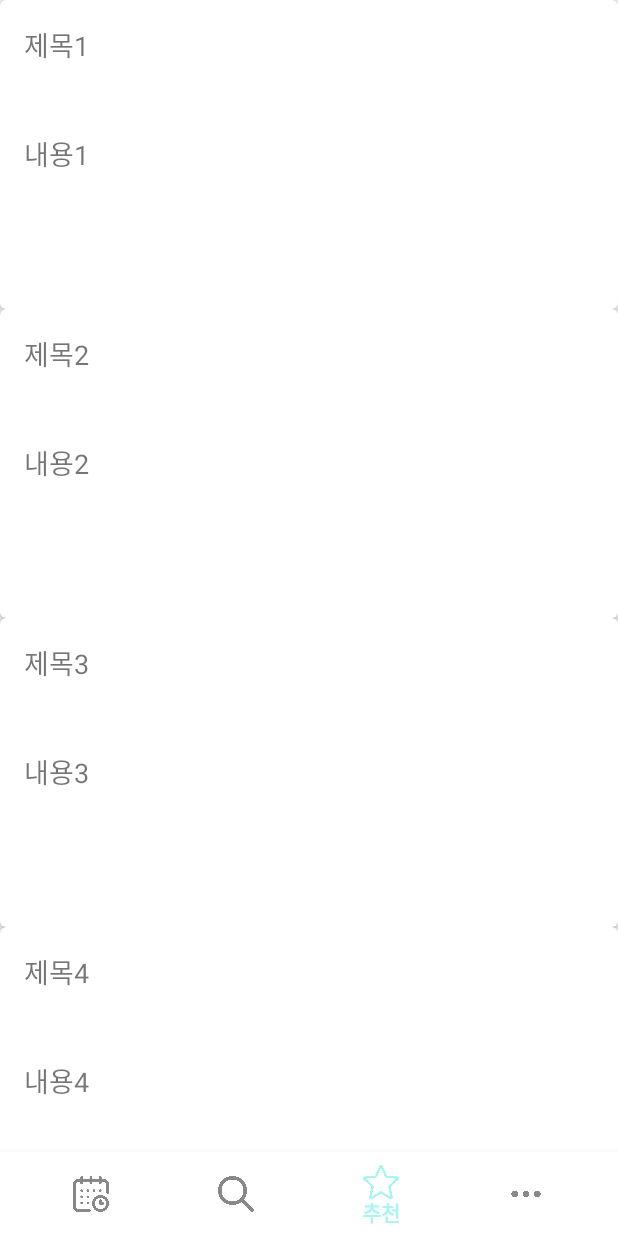
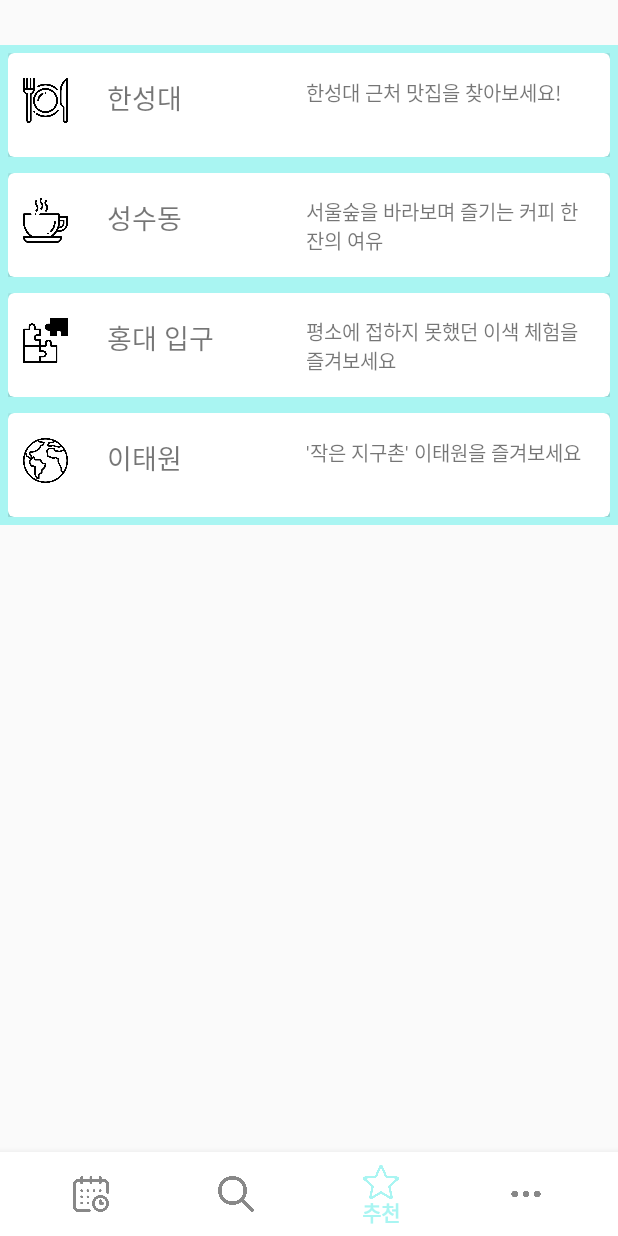
Before and after one commit to Insoo-Hwang/WooR2, an Android app: the screen it shows after launch once a user with an empty profile is signed in (MainActivity), item 3 of the bottom bar chosen, on a phone screen of 412 x 824 dp. Run offline under Robolectric (Android 15) with nearby library versions, the phone set to English and light mode, and no system bars; our stand-ins replace Firebase (no records; nobody signed in at launch, a user with empty details on screens opened directly); libraries missing offline, so code that uses them is left out: com.kakao.sdk; 2 statements that could not run were skipped.

Commit message:
전반적인 UI작업

```diff
--- a/app/src/main/java/com/example/woor2/AddingPlanActivity.kt
+++ b/app/src/main/java/com/example/woor2/AddingPlanActivity.kt
@@ -51,7 +51,8 @@ class AddingPlanActivity: AppCompatActivity() {
             db.collection("schedules").document(code.toString()).get().addOnSuccessListener {
                 copy = it["copy"] as Boolean
                 binding.NameText.setText(it["title"].toString())
-                binding.DateText.setText(it["date"].toString())
+                if(mode < 2)
+                    binding.DateText.setText(it["date"].toString())
                 if(mode == 2 || mode == 3 || copy) {
                     binding.PublicCheck.isEnabled = false
                     binding.PublicCheck.isChecked = false
--- a/app/src/main/java/com/example/woor2/PlanFragment.kt
+++ b/app/src/main/java/com/example/woor2/PlanFragment.kt
@@ -69,7 +69,7 @@ class PlanFragment: Fragment() {
         super.onViewCreated(view, savedInstanceState)
     }
 
-    override fun onCreateContextMenu(
+    /*override fun onCreateContextMenu(
         menu: ContextMenu,
         v: View,
         menuInfo: ContextMenu.ContextMenuInfo?
@@ -82,7 +82,7 @@ class PlanFragment: Fragment() {
         val db : FirebaseFirestore = Firebase.firestore
         val schedulesRef = db.collection("schedules")
         when(item.itemId){
-            /*R.id.share->{
+            R.id.share->{
                 //onDynamicLinkClick(requireActivity(),viewModel.items[viewModel.itemLongClick].id)
                 share(viewModel.items[viewModel.itemLongClick].id)
             }
@@ -90,7 +90,7 @@ class PlanFragment: Fragment() {
                 val intent = Intent(requireActivity(), QrActivity::class.java)
                 intent.putExtra("key", viewModel.items[viewModel.itemLongClick].id)
                 startActivity(intent)
-            }*/
+            }
             R.id.delete -> {
                 Toast.makeText(context, "삭제되었습니다.", Toast.LENGTH_LONG).show();
                 schedulesRef.document(viewModel.items[viewModel.itemLongClick].id).delete()
@@ -99,7 +99,7 @@ class PlanFragment: Fragment() {
             else -> return false
         }
         return true
-    }
+    }*/
 
     /*private fun getDeepLink(key: String): Uri {
         return Uri.parse("https://woorii.com/${key}")
--- a/app/src/main/res/layout/activity_login.xml
+++ b/app/src/main/res/layout/activity_login.xml
@@ -15,6 +15,7 @@
         android:inputType="textPersonName"
         android:minHeight="48dp"
         android:hint="아이디"
+        android:backgroundTint="@color/A"
         app:layout_constraintStart_toStartOf="parent"
         app:layout_constraintTop_toTopOf="parent" />
 
@@ -49,6 +50,7 @@
         android:hint="패스워드"
         android:inputType="textPassword"
         android:minHeight="48dp"
+        android:backgroundTint="@color/A"
         app:layout_constraintStart_toStartOf="parent"
         app:layout_constraintTop_toBottomOf="@+id/id" />
 
@@ -57,7 +59,6 @@
         android:layout_width="match_parent"
         android:layout_height="1dp"
         android:layout_marginTop="32dp"
-        android:background="@color/A"
         android:scaleType="fitXY"
         app:layout_constraintEnd_toEndOf="parent"
         app:layout_constraintStart_toStartOf="parent"
@@ -70,6 +71,7 @@
         android:layout_height="wrap_content"
         android:layout_marginTop="32dp"
         android:text="회원가입 하기"
+        android:background="@color/A"
         app:layout_constraintEnd_toEndOf="parent"
         app:layout_constraintStart_toStartOf="parent"
         app:layout_constraintTop_toBottomOf="@+id/signUpTextView" />
--- a/app/src/main/res/layout/fragment_bullentin_board.xml
+++ b/app/src/main/res/layout/fragment_bullentin_board.xml
@@ -4,8 +4,14 @@
     xmlns:tools="http://schemas.android.com/tools"
     android:layout_width="match_parent"
     android:layout_height="match_parent"
-    android:orientation="vertical">
+    android:orientation="vertical"
+    android:layout_marginTop="30dp">
 
+    <FrameLayout
+        android:layout_width="match_parent"
+        android:layout_height="80dp"
+        android:padding = "5dp"
+        android:background="@color/A">
         <androidx.cardview.widget.CardView
             android:id="@+id/card_view_1"
             android:layout_width="match_parent"
@@ -17,32 +23,47 @@
             <LinearLayout
                 android:layout_width="match_parent"
                 android:layout_height="match_parent"
-            android:orientation="vertical">
+                android:orientation="horizontal">
+                <Button
+                    android:id="@+id/AButton"
+                    android:layout_width="30dp"
+                    android:layout_height="30dp"
+                    android:layout_marginEnd="10dp"
+                    android:layout_marginStart="10dp"
+                    android:background="@drawable/restaurant"
+                    android:backgroundTint="@color/black"
+                    android:scaleType="fitXY"
+                    app:layout_constraintBottom_toBottomOf="parent"
+                    app:layout_constraintEnd_toEndOf="parent" />
 
                 <TextView
                     android:id="@+id/text_view_1"
-                android:layout_width="match_parent"
-                android:layout_height="23dp"
-                android:layout_marginBottom="16dp"
+                    android:layout_width="23dp"
+                    android:layout_height="match_parent"
                     android:layout_weight="1"
                     android:padding="16dp"
-                android:text="제목1"
+                    android:text="한성대"
                     android:textSize="18sp" />
 
                 <TextView
-                android:id="@+id/text_view_5"
-                android:layout_width="match_parent"
-                android:layout_height="0dp"
-                android:layout_weight="4"
-                android:text="내용1"
-                android:textSize="18sp"
+                    android:id="@+id/text_view_2"
+                    android:layout_width="0dp"
+                    android:layout_height="match_parent"
+                    android:layout_weight="2"
+                    android:text="한성대 근처 맛집을 찾아보세요!"
+                    android:textSize="13sp"
                     android:padding="16dp"/>
 
             </LinearLayout>
 
 
         </androidx.cardview.widget.CardView>
-
+    </FrameLayout>
+    <FrameLayout
+        android:layout_width="match_parent"
+        android:layout_height="80dp"
+        android:padding = "5dp"
+        android:background="@color/A">
         <androidx.cardview.widget.CardView
             android:id="@+id/card_view_2"
             android:layout_width="match_parent"
@@ -54,32 +75,47 @@
             <LinearLayout
                 android:layout_width="match_parent"
                 android:layout_height="match_parent"
-            android:orientation="vertical">
+                android:orientation="horizontal">
+                <Button
+                    android:id="@+id/BButton"
+                    android:layout_width="30dp"
+                    android:layout_height="30dp"
+                    android:layout_marginEnd="10dp"
+                    android:layout_marginStart="10dp"
+                    android:background="@drawable/coffee"
+                    android:backgroundTint="@color/black"
+                    android:scaleType="fitXY"
+                    app:layout_constraintBottom_toBottomOf="parent"
+                    app:layout_constraintEnd_toEndOf="parent" />
 
                 <TextView
-                android:id="@+id/text_view_2"
-                android:layout_width="match_parent"
-                android:layout_height="23dp"
-                android:layout_marginBottom="16dp"
+                    android:id="@+id/text_view_3"
+                    android:layout_width="23dp"
+                    android:layout_height="match_parent"
                     android:layout_weight="1"
                     android:padding="16dp"
-                android:text="제목2"
+                    android:text="성수동"
                     android:textSize="18sp" />
 
                 <TextView
-                android:id="@+id/text_view_6"
-                android:layout_width="match_parent"
-                android:layout_height="0dp"
-                android:layout_weight="4"
-                android:text="내용2"
-                android:textSize="18sp"
+                    android:id="@+id/text_view_4"
+                    android:layout_width="0dp"
+                    android:layout_height="match_parent"
+                    android:layout_weight="2"
+                    android:text="서울숲을 바라보며 즐기는 커피 한잔의 여유"
+                    android:textSize="13sp"
                     android:padding="16dp"/>
 
             </LinearLayout>
 
 
         </androidx.cardview.widget.CardView>
-
+    </FrameLayout>
+    <FrameLayout
+        android:layout_width="match_parent"
+        android:layout_height="80dp"
+        android:padding = "5dp"
+        android:background="@color/A">
         <androidx.cardview.widget.CardView
             android:id="@+id/card_view_3"
             android:layout_width="match_parent"
@@ -91,32 +127,48 @@
             <LinearLayout
                 android:layout_width="match_parent"
                 android:layout_height="match_parent"
-            android:orientation="vertical">
+                android:orientation="horizontal">
+                <Button
+                    android:id="@+id/CButton"
+                    android:layout_width="30dp"
+                    android:layout_height="30dp"
+                    android:layout_marginEnd="10dp"
+                    android:layout_marginStart="10dp"
+                    android:background="@drawable/puzzle"
+                    android:backgroundTint="@color/black"
+                    android:scaleType="fitXY"
+                    app:layout_constraintBottom_toBottomOf="parent"
+                    app:layout_constraintEnd_toEndOf="parent" />
 
                 <TextView
-                android:id="@+id/text_view_3"
-                android:layout_width="match_parent"
-                android:layout_height="23dp"
-                android:layout_marginBottom="16dp"
+                    android:id="@+id/text_view_5"
+                    android:layout_width="23dp"
+                    android:layout_height="match_parent"
                     android:layout_weight="1"
                     android:padding="16dp"
-                android:text="제목3"
+                    android:text="홍대 입구"
                     android:textSize="18sp" />
 
                 <TextView
-                android:id="@+id/text_view_7"
-                android:layout_width="match_parent"
-                android:layout_height="0dp"
-                android:layout_weight="4"
-                android:text="내용3"
-                android:textSize="18sp"
-                android:padding="16dp"/>
+                    android:id="@+id/text_view_6"
+                    android:layout_width="0dp"
+                    android:layout_height="match_parent"
+                    android:layout_weight="2"
+                    android:padding="16dp"
+                    android:text="평소에 접하지 못했던 이색 체험을 즐겨보세요"
+                    android:textSize="13sp" />
 
             </LinearLayout>
 
 
         </androidx.cardview.widget.CardView>
+    </FrameLayout>
 
+    <FrameLayout
+        android:layout_width="match_parent"
+        android:layout_height="80dp"
+        android:padding = "5dp"
+        android:background="@color/A">
     <androidx.cardview.widget.CardView
         android:id="@+id/card_view_4"
         android:layout_width="match_parent"
@@ -128,30 +180,41 @@
         <LinearLayout
             android:layout_width="match_parent"
             android:layout_height="match_parent"
-            android:orientation="vertical">
+            android:orientation="horizontal">
+            <Button
+                android:id="@+id/qrButton"
+                android:layout_width="30dp"
+                android:layout_height="30dp"
+                android:layout_marginEnd="10dp"
+                android:layout_marginStart="10dp"
+                android:background="@drawable/worldwide"
+                android:backgroundTint="@color/black"
+                android:scaleType="fitXY"
+                app:layout_constraintBottom_toBottomOf="parent"
+                app:layout_constraintEnd_toEndOf="parent" />
 
             <TextView
-                android:id="@+id/text_view_4"
-                android:layout_width="match_parent"
-                android:layout_height="23dp"
-                android:layout_marginBottom="16dp"
+                android:id="@+id/text_view_7"
+                android:layout_width="23dp"
+                android:layout_height="match_parent"
                 android:layout_weight="1"
                 android:padding="16dp"
-                android:text="제목4"
+                android:text="이태원"
                 android:textSize="18sp" />
 
             <TextView
                 android:id="@+id/text_view_8"
-                android:layout_width="match_parent"
-                android:layout_height="0dp"
-                android:layout_weight="4"
-                android:text="내용4"
-                android:textSize="18sp"
+                android:layout_width="0dp"
+                android:layout_height="match_parent"
+                android:layout_weight="2"
+                android:text="'작은 지구촌' 이태원을 즐겨보세요"
+                android:textSize="13sp"
                 android:padding="16dp"/>
 
         </LinearLayout>
 
 
     </androidx.cardview.widget.CardView>
+    </FrameLayout>
 
 </LinearLayout>
--- a/app/src/main/res/layout/fragment_search.xml
+++ b/app/src/main/res/layout/fragment_search.xml
@@ -21,6 +21,7 @@
         android:id="@+id/searchrecycleView"
         android:layout_width="0dp"
         android:layout_height="0dp"
+        android:layout_marginTop="16dp"
         app:layout_constraintBottom_toBottomOf="parent"
         app:layout_constraintEnd_toEndOf="parent"
         app:layout_constraintStart_toStartOf="parent"
```
Also changed, not shown: app/src/main/java/com/example/woor2/PlanAdapter.kt (+11 -0 lines), app/src/main/res/layout/activity_adding_plan.xml (+27 -29 lines), app/src/main/res/layout/addplan_layout.xml (+9 -9 lines), app/src/main/res/layout/fragment_plan.xml (+9 -1 lines), app/src/main/res/layout/plan_layout.xml (+12 -0 lines), app/src/main/res/layout/search_layout.xml (+25 -3 lines), app/src/main/res/drawable/coffee.png (added), app/src/main/res/drawable/puzzle.png (added), app/src/main/res/drawable/restaurant.png (added), app/src/main/res/drawable/worldwide.png (added). Lines whose indentation alone changed are shown as unchanged.
